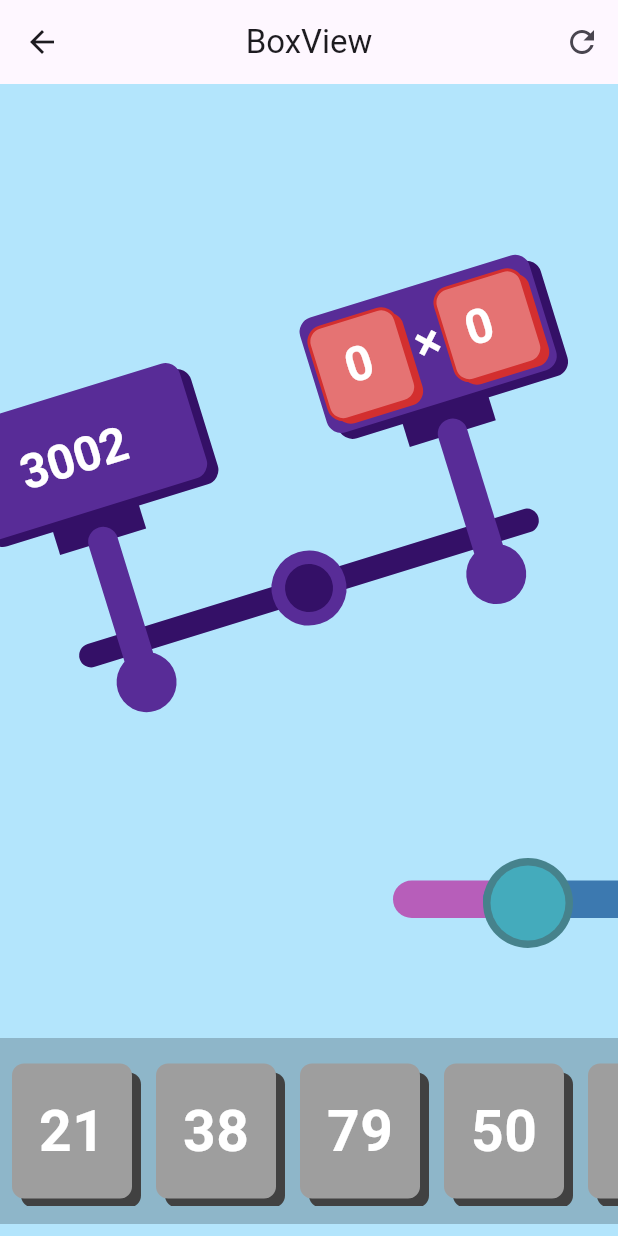
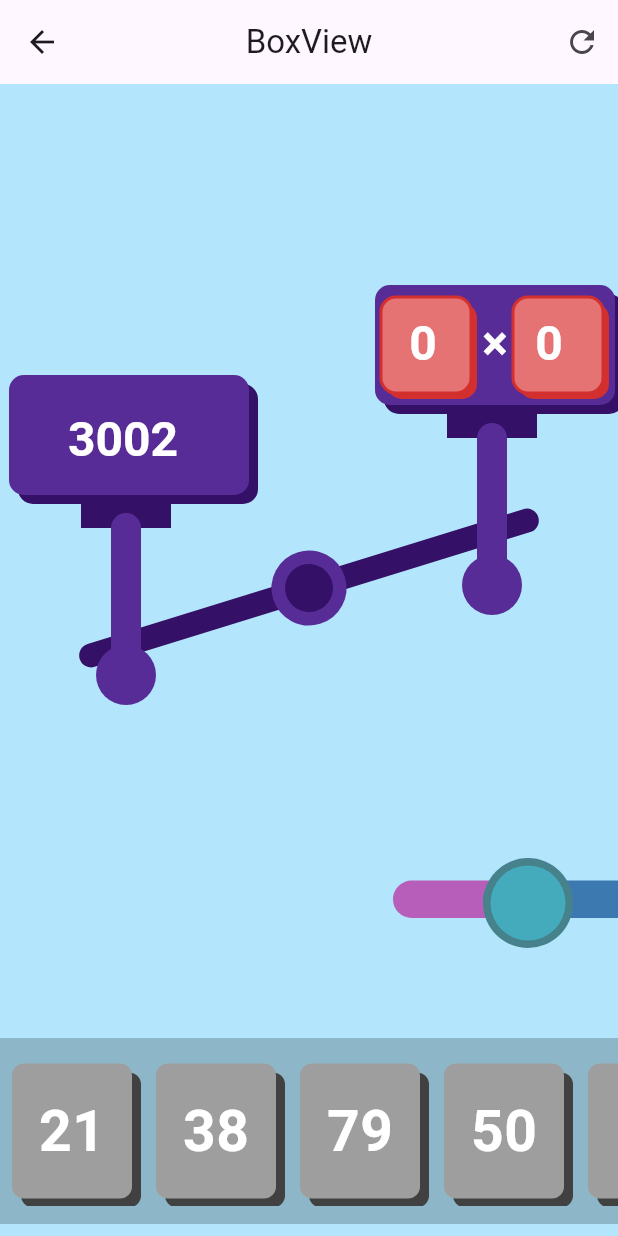
Before and after one commit to yeetologist/Number-Scaler, a Flutter app: the screen it shows after launch, after a tap on "Drag & Drop", on a phone screen of 412 x 824 dp. Run offline on Flutter 3.47's test engine with Material 3 defaults, Android fonts, the phone set to English and light mode, and no system bars; our stand-ins replace get.

Commit message:
fix: separate scale base and pillar animation

```diff
--- a/lib/app/modules/box/controllers/box_controller.dart
+++ b/lib/app/modules/box/controllers/box_controller.dart
@@ -11,6 +11,7 @@ class BoxController extends GetxController {
   final rightWeight = 0.obs;
   final rightSecondWeight = 0.obs;
   final arguments = Get.arguments;
+  final angle = 0.0.obs;
   int dropOrder = 1;
 
   int get getLeftWeight {
--- a/lib/app/modules/box/views/widgets/box.dart
+++ b/lib/app/modules/box/views/widgets/box.dart
@@ -19,12 +19,11 @@ class NumberBox extends StatelessWidget {
       height: height,
       margin: EdgeInsets.symmetric(horizontal: 8, vertical: 5),
       decoration: BoxDecoration(
-        color: Colors.grey, // Gray color
+        color: Colors.grey,
         borderRadius: BorderRadius.circular(8),
         boxShadow: [
           BoxShadow(
             color: const Color.fromARGB(255, 65, 65, 65),
-            // blurRadius: 4,
             offset: const Offset(6, 6),
           ),
         ],
--- a/lib/app/modules/box/views/widgets/lever.dart
+++ b/lib/app/modules/box/views/widgets/lever.dart
@@ -1,7 +1,6 @@
 import 'dart:math' show pi;
 import 'package:flutter/material.dart';
 
-// First, create an animated widget that will contain our CustomPainter
 class AnimatedLever extends StatefulWidget {
   const AnimatedLever({super.key});
 
--- a/lib/app/modules/box/views/widgets/scale.dart
+++ b/lib/app/modules/box/views/widgets/scale.dart
@@ -5,6 +5,7 @@ class NumberScale extends StatefulWidget {
   final int rightWeight;
   final int rightSecondWeight;
   final bool isSingleInput;
+  final ValueChanged<double>? onAngleChanged;
 
   const NumberScale({
     super.key,
@@ -12,6 +13,7 @@ class NumberScale extends StatefulWidget {
     this.rightWeight = 0,
     this.rightSecondWeight = 0,
     this.isSingleInput = true,
+    this.onAngleChanged,
   });
 
   @override
@@ -19,7 +21,7 @@ class NumberScale extends StatefulWidget {
 }
 
 class _NumberScaleState extends State<NumberScale>
-    with SingleTickerProviderStateMixin {
+    with TickerProviderStateMixin {
   late AnimationController _controller;
   late Animation<double> _animation;
   double currentAngle = 0.0;
@@ -42,6 +44,7 @@ class _NumberScaleState extends State<NumberScale>
     double angle = _calculateAngle(widget.isSingleInput);
     // Limit the rotation to prevent extreme angles
     angle = angle.clamp(-0.3, 0.3);
+    widget.onAngleChanged?.call(angle);
 
     _animation = Tween<double>(
       begin: currentAngle,
@@ -84,14 +87,27 @@ class _NumberScaleState extends State<NumberScale>
 
   @override
   Widget build(BuildContext context) {
-    return AnimatedBuilder(
+    return Stack(children: [
+      AnimatedBuilder(
         animation: _controller,
         builder: (context, child) {
           return Transform.rotate(
             angle: _animation.value,
             child: CustomPaint(
               size: const Size(400, 400),
-            painter: ScalePainter(
+              painter: ScaleBasePainter(),
+            ),
+          );
+        },
+      ),
+      AnimatedBuilder(
+        animation: _controller,
+        builder: (context, child) {
+          return Transform.translate(
+            offset: Offset(0, _animation.value * -100),
+            child: CustomPaint(
+              size: const Size(400, 400),
+              painter: ScaleLeftPillarPainter(
                 currentAngle: currentAngle,
                 isSingleInput: widget.isSingleInput,
                 leftWeight: widget.leftWeight,
@@ -101,35 +117,38 @@ class _NumberScaleState extends State<NumberScale>
             ),
           );
         },
+      ),
+      AnimatedBuilder(
+        animation: _controller,
+        builder: (context, child) {
+          return Transform.translate(
+            offset: Offset(0, _animation.value * 100),
+            child: CustomPaint(
+              size: const Size(400, 400),
+              painter: ScaleRightPillarPainter(
+                currentAngle: currentAngle,
+                isSingleInput: widget.isSingleInput,
+                leftWeight: widget.leftWeight,
+                rightWeight: widget.rightWeight,
+                rightSecondWeight: widget.rightSecondWeight,
+              ),
+            ),
           );
+        },
+      ),
+    ]);
   }
 }
 
-class ScalePainter extends CustomPainter {
-  final bool isSingleInput;
-  final int leftWeight;
-  final int rightWeight;
-  final int rightSecondWeight;
-  final double currentAngle;
-
-  ScalePainter(
-      {this.isSingleInput = true,
-      this.currentAngle = 0,
-      this.leftWeight = 0,
-      this.rightWeight = 0,
-      this.rightSecondWeight = 0});
+class ScaleBasePainter extends CustomPainter {
+  ScaleBasePainter();
 
   @override
   void paint(Canvas canvas, Size size) {
-    final double bulbRadius = 20;
     final paintLightStroke = Paint()
       ..color = const Color(0xFF582c97)
       ..strokeWidth = 10
       ..style = PaintingStyle.stroke;
-
-    final paintLightFill = Paint()
-      ..color = const Color(0xFF582c97)
-      ..style = PaintingStyle.fill;
 
     final paintDeep = Paint()
       ..color = const Color(0xFF341067)
@@ -155,6 +174,39 @@ class ScalePainter extends CustomPainter {
       16,
       paintDeep,
     );
+  }
+
+  @override
+  bool shouldRepaint(covariant ScaleBasePainter oldDelegate) {
+    return false;
+  }
+}
+
+class ScaleLeftPillarPainter extends CustomPainter {
+  final bool isSingleInput;
+  final int leftWeight;
+  final int rightWeight;
+  final int rightSecondWeight;
+  final double currentAngle;
+
+  ScaleLeftPillarPainter(
+      {this.isSingleInput = true,
+      this.currentAngle = 0,
+      this.leftWeight = 0,
+      this.rightWeight = 0,
+      this.rightSecondWeight = 0});
+
+  @override
+  void paint(Canvas canvas, Size size) {
+    final double bulbRadius = 20;
+
+    final paintLightFill = Paint()
+      ..color = const Color(0xFF582c97)
+      ..style = PaintingStyle.fill;
+
+    final paintDeep = Paint()
+      ..color = const Color(0xFF341067)
+      ..style = PaintingStyle.fill;
 
     //PILLAR LEFT
     canvas.drawRect(
@@ -175,6 +227,120 @@ class ScalePainter extends CustomPainter {
     //PLACEHOLDER LEFT
     _drawPlaceholder(canvas, size, paintLightFill, paintDeep, size.width * 0,
         size.height * 0.07);
+
+    // Draw the weight numbers
+
+    _drawWeightText(
+        canvas, size, leftWeight.toStringAsFixed(0), 1, isSingleInput);
+    if (isSingleInput) {
+      _drawWeightText(canvas, size, "\u00D7", 0, isSingleInput);
+      _drawWeightText(
+          canvas, size, rightWeight.toStringAsFixed(0), 2, isSingleInput);
+    }
+  }
+
+  void _drawWeightText(Canvas canvas, Size size, String text, int numberOrder,
+      bool isSingleInput) {
+    final textSpan = TextSpan(
+      text: text,
+      style: const TextStyle(
+        color: Colors.white,
+        fontSize: 32,
+        fontWeight: FontWeight.bold,
+      ),
+    );
+    final textPainter = TextPainter(
+      text: textSpan,
+      textDirection: TextDirection.ltr,
+    )..layout();
+
+    if (isSingleInput == true) {
+      if (numberOrder == 0) {
+        textPainter.paint(
+          canvas,
+          Offset(size.width * 0.17 - textPainter.width / 2, size.height * 0.12),
+        );
+      } else if (numberOrder == 1) {
+        textPainter.paint(
+          canvas,
+          Offset(size.width * 0.07 - textPainter.width / 2, size.height * 0.12),
+        );
+      } else if (numberOrder == 2) {
+        textPainter.paint(
+          canvas,
+          Offset(size.width * 0.27 - textPainter.width / 2, size.height * 0.12),
+        );
+      }
+    } else {
+      if (numberOrder == 0) {
+        textPainter.paint(
+          canvas,
+          Offset(size.width * 0.81 - textPainter.width / 2, size.height * 0.12),
+        );
+      } else if (numberOrder == 1) {
+        textPainter.paint(
+          canvas,
+          Offset(size.width * 0.19 - textPainter.width / 2, size.height * 0.13),
+        );
+      } else if (numberOrder == 2) {
+        textPainter.paint(
+          canvas,
+          Offset(size.width * 0.69 - textPainter.width / 2, size.height * 0.12),
+        );
+      }
+    }
+  }
+
+  void _drawPlaceholder(Canvas canvas, Size size, Paint paintLight,
+      Paint paintDeep, double left, double top) {
+    canvas.drawRRect(
+      RRect.fromRectAndRadius(
+        Rect.fromLTWH(left + 6, top + 6, size.width * 0.4, size.height * 0.20),
+        const Radius.circular(10),
+      ),
+      paintDeep,
+    );
+
+    canvas.drawRRect(
+      RRect.fromRectAndRadius(
+        Rect.fromLTWH(left, top, size.width * 0.4, size.height * 0.20),
+        const Radius.circular(10),
+      ),
+      paintLight,
+    );
+  }
+
+  @override
+  bool shouldRepaint(covariant ScaleLeftPillarPainter oldDelegate) {
+    return false;
+  }
+}
+
+class ScaleRightPillarPainter extends CustomPainter {
+  final bool isSingleInput;
+  final int leftWeight;
+  final int rightWeight;
+  final int rightSecondWeight;
+  final double currentAngle;
+
+  ScaleRightPillarPainter(
+      {this.isSingleInput = true,
+      this.currentAngle = 0,
+      this.leftWeight = 0,
+      this.rightWeight = 0,
+      this.rightSecondWeight = 0});
+
+  @override
+  void paint(Canvas canvas, Size size) {
+    final double bulbRadius = 20;
+
+    final paintLightFill = Paint()
+      ..color = const Color(0xFF582c97)
+      ..style = PaintingStyle.fill;
+
+    final paintDeep = Paint()
+      ..color = const Color(0xFF341067)
+      ..style = PaintingStyle.fill;
 
     //PILLAR RIGHT
     canvas.drawRect(
@@ -198,11 +364,11 @@ class ScalePainter extends CustomPainter {
 
     // Draw the weight numbers
     _drawWeightBox(canvas, size, isSingleInput, currentAngle);
+    if (!isSingleInput) {
       _drawWeightText(canvas, size, "\u00D7", 0, isSingleInput);
       _drawWeightText(
-        canvas, size, leftWeight.toStringAsFixed(0), 1, isSingleInput);
-    _drawWeightText(
           canvas, size, rightWeight.toStringAsFixed(0), 2, isSingleInput);
+    }
     _drawWeightText(
         canvas, size, rightSecondWeight.toStringAsFixed(0), 3, isSingleInput);
   }
@@ -440,11 +606,6 @@ class ScalePainter extends CustomPainter {
           canvas,
           Offset(size.width * 0.17 - textPainter.width / 2, size.height * 0.12),
         );
-      } else if (numberOrder == 1) {
-        textPainter.paint(
-          canvas,
-          Offset(size.width * 0.07 - textPainter.width / 2, size.height * 0.12),
-        );
       } else if (numberOrder == 2) {
         textPainter.paint(
           canvas,
@@ -461,11 +622,6 @@ class ScalePainter extends CustomPainter {
         textPainter.paint(
           canvas,
           Offset(size.width * 0.81 - textPainter.width / 2, size.height * 0.12),
-        );
-      } else if (numberOrder == 1) {
-        textPainter.paint(
-          canvas,
-          Offset(size.width * 0.19 - textPainter.width / 2, size.height * 0.13),
         );
       } else if (numberOrder == 2) {
         textPainter.paint(
@@ -501,7 +657,7 @@ class ScalePainter extends CustomPainter {
   }
 
   @override
-  bool shouldRepaint(covariant ScalePainter oldDelegate) {
+  bool shouldRepaint(covariant ScaleRightPillarPainter oldDelegate) {
     return oldDelegate.leftWeight != leftWeight ||
         oldDelegate.rightWeight != rightWeight ||
         oldDelegate.rightSecondWeight != rightSecondWeight;
```
Also changed, not shown: lib/app/modules/box/views/box_view.dart (+0 -8 lines). Lines whose indentation alone changed are shown as unchanged.
